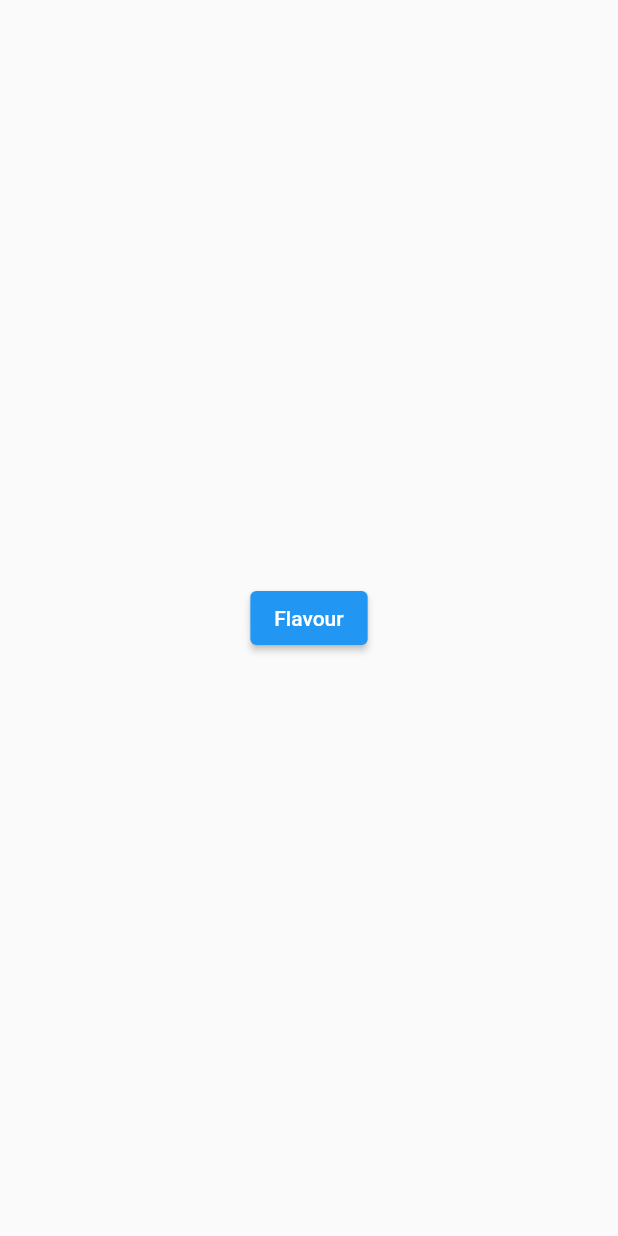
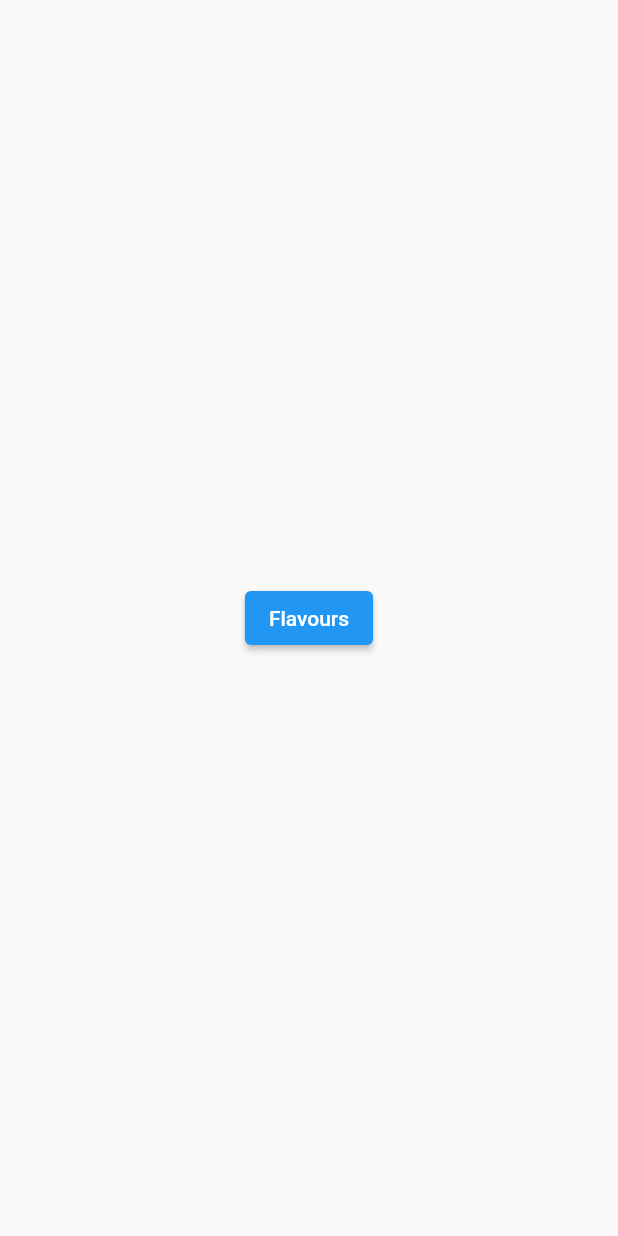
Before and after one commit to Zujaj/multiple_selection_dialogue_app, a Flutter app: the screen it shows after launch, on a phone screen of 412 x 824 dp. Run offline on Flutter 3.47's test engine with Material 2 defaults, Android fonts, the phone set to English and light mode, and no system bars.

Commit message:
Updated basic code

```diff
--- a/lib/pages/demo_page.dart
+++ b/lib/pages/demo_page.dart
@@ -5,14 +5,16 @@ import 'package:multiple_selection_dialogue_app/widgets/multi_select_dialog.dart
 class DemoPage extends StatelessWidget {
   @override
   Widget build(BuildContext context) {
+    /// Stores the selected flavours
     List<String> flavours = [];
+
     return ElevatedButton(
-        child: Text('Flavour'),
+        child: Text('Flavours'),
         onPressed: () async {
           flavours = await showDialog<List<String>>(
                   context: context,
                   builder: (_) => MultiSelectDialog(
-                          question: Text('Which Flavours Do You Like?'),
+                          question: Text('Select Your Flavours'),
                           answers: [
                             'Chocolate',
                             'Caramel',
```
